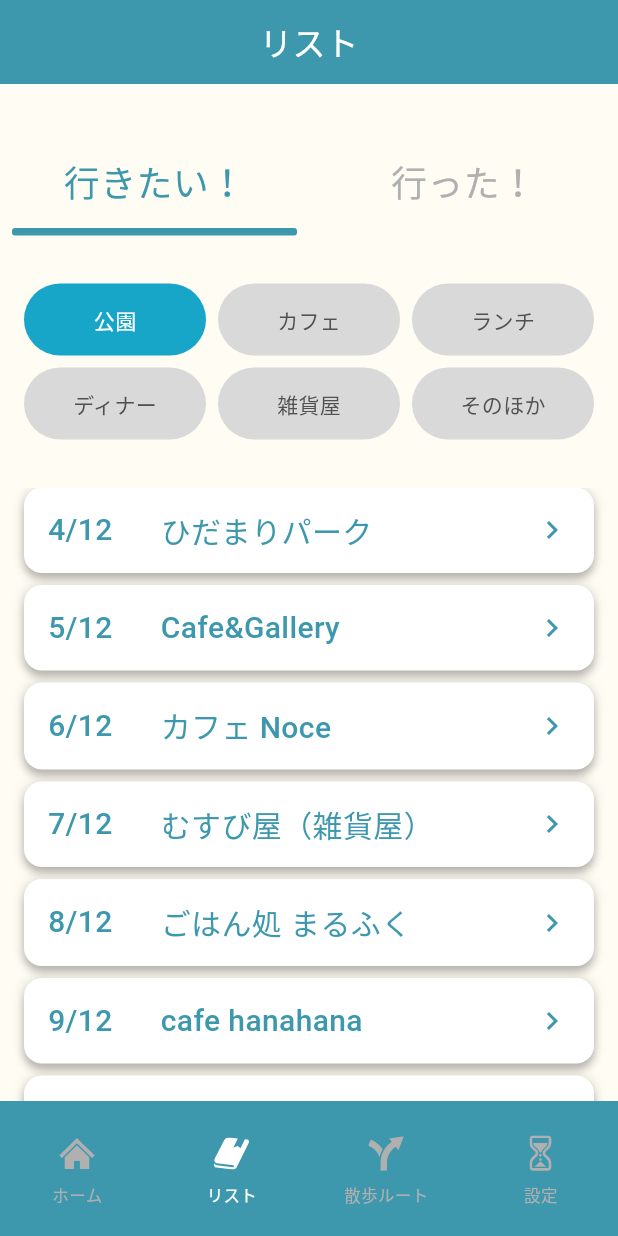
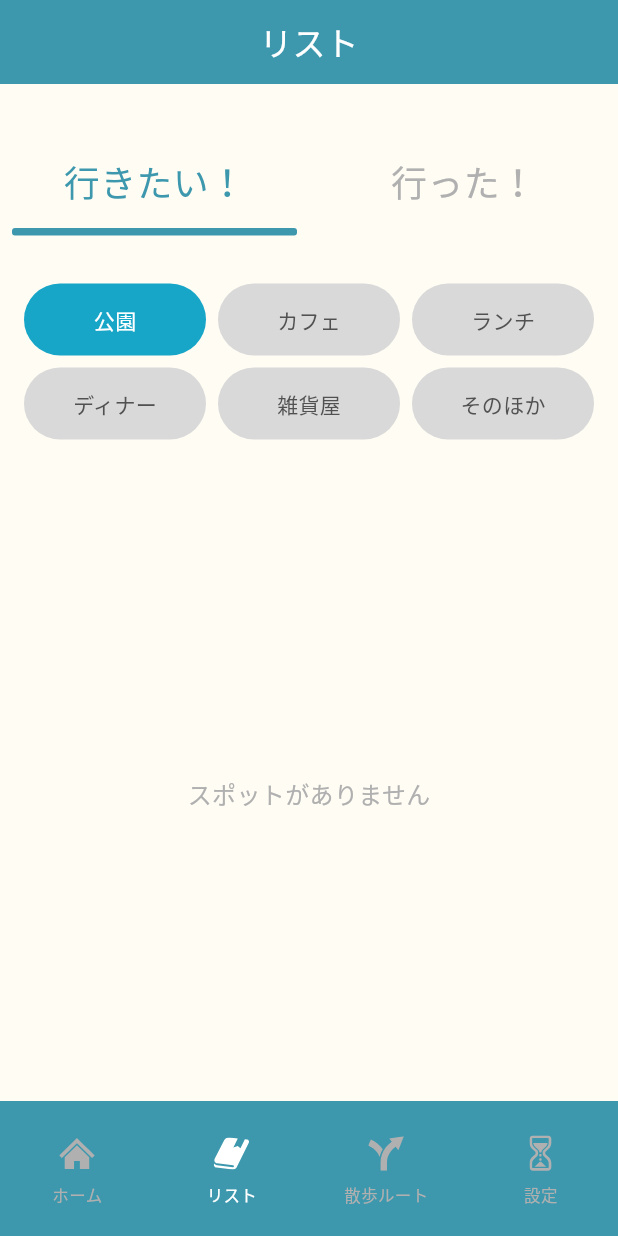
Before and after one commit to nakayu206/tekushare-app, a Flutter app: the SpotListPage screen opened directly, on a phone screen of 412 x 824 dp. Run offline on Flutter 3.47's test engine with Material 3 defaults, Android fonts, the phone set to English and light mode, and no system bars; our stand-ins replace firebase_auth, firebase_core, flutter_local_notifications, flutter_riverpod, flutter_svg, geolocator and 3 more; accounts and stored records are empty; generated files the repository leaves out were written again.

Commit message:
[Logic] スポットリストページとロジックの繋ぎ込み (#33)
- SpotListPageをspotProviderに接続し、タブ切り替えでwantToGo/visited
  をフィルタリングして表示
- スポットが空のときはspotListEmptyメッセージを表示
- SpotDetailPageのコンストラクタをisWantToGo(bool)からspot(Spot)に変更
- SpotListViewModelからハードコードのダミーデータを削除
- テストをspotProviderオーバーライドに対応

Co-Authored-By: Claude Sonnet 4.6 <noreply@anthropic.com>

```diff
--- a/lib/core/constants/app_strings.dart
+++ b/lib/core/constants/app_strings.dart
@@ -51,6 +51,7 @@ abstract class AppStrings {
 
   // リストページ
   static const listWentTab = '行った！';
+  static const spotListEmpty = 'スポットがありません';
 
   // スポット
   static const statusWantToGo = '行きたい';
--- a/lib/screens/pages/spot/view/spot_list_page.dart
+++ b/lib/screens/pages/spot/view/spot_list_page.dart
@@ -2,11 +2,14 @@ import 'package:flutter/material.dart';
 import 'package:flutter_riverpod/flutter_riverpod.dart';
 import 'package:tekushare/core/constants/app_colors.dart';
 import 'package:tekushare/core/constants/app_strings.dart';
+import 'package:tekushare/core/constants/app_text_style.dart';
+import 'package:tekushare/domain/entities/spot.dart';
 import 'package:tekushare/screens/pages/map/view/walk_route_page.dart';
 import 'package:tekushare/screens/pages/settings/view/settings_page.dart';
 import 'package:tekushare/screens/pages/spot/view/spot_detail_page.dart';
 import 'package:tekushare/screens/pages/spot/viewmodel/spot_list_viewmodel.dart';
 import 'package:tekushare/core/theme/app_sizing_theme.dart';
+import 'package:tekushare/screens/providers/spot_provider.dart';
 import 'package:tekushare/screens/widgets/common/app_bottom_nav.dart';
 import 'package:tekushare/screens/widgets/common/category_chip_group.dart';
 
@@ -27,6 +30,11 @@ class SpotListPage extends ConsumerWidget {
   Widget build(BuildContext context, WidgetRef ref) {
     final state = ref.watch(spotListViewModelProvider);
     final vm = ref.read(spotListViewModelProvider.notifier);
+
+    final spots = ref.watch(spotProvider);
+    final filter =
+        state.isWantToGoTab ? SpotStatus.wantToGo : SpotStatus.visited;
+    final filtered = spots.where((s) => s.status == filter).toList();
 
     final sizing = AppSizingTheme.of(context);
 
@@ -50,7 +58,6 @@ class SpotListPage extends ConsumerWidget {
               onTap: vm.selectTab,
             ),
             const SizedBox(height: 32),
-            // TODO(#8): カテゴリフィルタリングはデータ連携issueで実装
             Padding(
               padding: const EdgeInsets.symmetric(horizontal: 16),
               child: CategoryChipGroup(
@@ -61,21 +68,33 @@ class SpotListPage extends ConsumerWidget {
             ),
             const SizedBox(height: 32),
             Expanded(
-              child: ListView.separated(
+              child: filtered.isEmpty
+                  ? const Center(
+                      child: Text(
+                        AppStrings.spotListEmpty,
+                        style: TextStyle(
+                          color: AppColors.textDisabled,
+                          fontSize: AppTextStyle.md2,
+                        ),
+                      ),
+                    )
+                  : ListView.separated(
                       padding: const EdgeInsets.symmetric(horizontal: 16),
-                itemCount: state.currentItems.length,
+                      itemCount: filtered.length,
                       separatorBuilder: (_, __) => const SizedBox(height: 8),
-                itemBuilder: (context, i) => _ListItem(
-                  date: state.currentItems[i].date,
-                  title: state.currentItems[i].title,
+                      itemBuilder: (context, i) {
+                        final spot = filtered[i];
+                        return _ListItem(
+                          date: '${spot.createdAt.month}/${spot.createdAt.day}',
+                          title: spot.title,
                           onTap: () => Navigator.push(
                             context,
                             MaterialPageRoute(
-                      builder: (_) =>
-                          SpotDetailPage(isWantToGo: state.isWantToGoTab),
+                              builder: (_) => SpotDetailPage(spot: spot),
                             ),
                           ),
-                ),
+                        );
+                      },
                     ),
             ),
           ],
--- a/lib/screens/pages/spot/viewmodel/spot_list_viewmodel.dart
+++ b/lib/screens/pages/spot/viewmodel/spot_list_viewmodel.dart
@@ -1,7 +1,5 @@
 import 'package:flutter_riverpod/flutter_riverpod.dart';
 import 'package:tekushare/core/constants/app_strings.dart';
-
-typedef SpotItem = ({String date, String title});
 
 class SpotListState {
   const SpotListState({
@@ -11,24 +9,6 @@ class SpotListState {
 
   final bool isWantToGoTab;
   final String selectedCategory;
-
-  static const wantToGoItems = <SpotItem>[
-    (date: '4/12', title: 'ひだまりパーク'),
-    (date: '5/12', title: 'Cafe&Gallery'),
-    (date: '6/12', title: 'カフェ Noce'),
-    (date: '7/12', title: 'むすび屋（雑貨屋）'),
-    (date: '8/12', title: 'ごはん処 まるふく'),
-    (date: '9/12', title: 'cafe hanahana'),
-    (date: '10/12', title: 'time spot'),
-  ];
-
-  static const wentItems = <SpotItem>[
-    (date: '1/15', title: '新宿御苑'),
-    (date: '2/03', title: 'タリーズ 銀座店'),
-    (date: '3/20', title: 'ブルーボトルコーヒー'),
-  ];
-
-  List<SpotItem> get currentItems => isWantToGoTab ? wantToGoItems : wentItems;
 
   SpotListState copyWith({
     bool? isWantToGoTab,
```
Also changed, not shown: lib/screens/pages/spot/view/spot_detail_page.dart (+5 -4 lines), 2 other files. Lines whose indentation alone changed are shown as unchanged.
